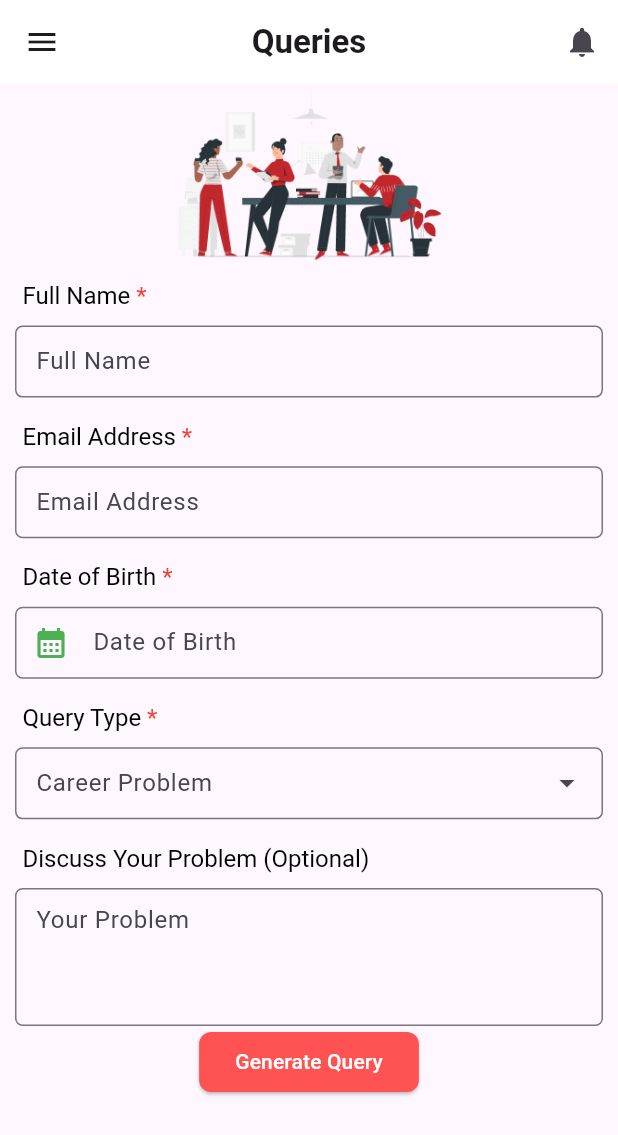
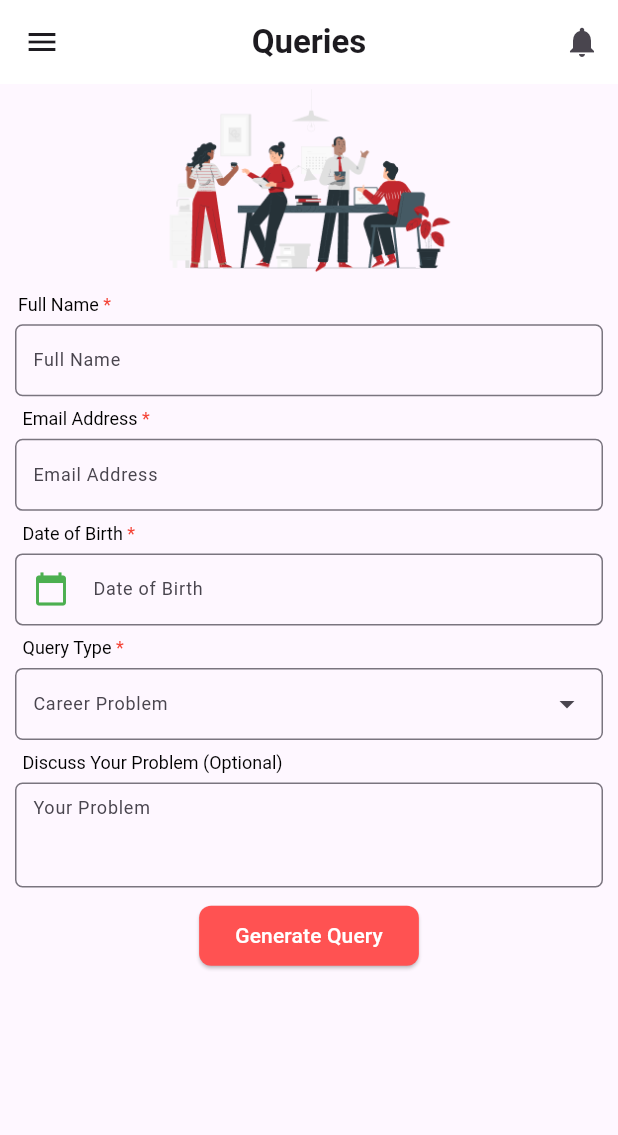
Before and after one commit to Lodhakhushi/CRTD_Hiremi, a Flutter app: the Queries screen opened directly, on a phone screen of 412 x 824 dp. Shown: the top 1135 px of the screen. Run offline on Flutter 3.47's test engine with Material 3 defaults, Android fonts, the phone set to English and light mode, and no system bars.

Commit message:
Queries, Settings screen Updated

```diff
--- a/lib/main.dart
+++ b/lib/main.dart
@@ -1,4 +1,5 @@
 import 'package:flutter/material.dart';
+import 'package:hiremi/screens/Applies.dart';
 import 'package:hiremi/screens/Help_Support.dart';
 import 'package:hiremi/screens/Queries.dart';
 import 'package:hiremi/screens/Settings.dart';
@@ -37,7 +38,7 @@ class MyApp extends StatelessWidget {
         colorScheme: ColorScheme.fromSeed(seedColor: Colors.deepPurple),
         useMaterial3: true,
       ),
-      home:HelpSupport()
+      home:Queries()
 
       //SettingsScreen()
     );
--- a/lib/screens/Queries.dart
+++ b/lib/screens/Queries.dart
@@ -38,56 +38,51 @@ class _QueriesState extends State<Queries> {
                 padding: EdgeInsets.all(screenHeight * 0.00),
                 child: Image.asset(
                   'assets/images/At the office-pana.png',
-                  height: screenHeight * 0.150,
+                  height: screenHeight * 0.160,
                 ),
-              )),
-              SizedBox(
-                height: screenHeight * 0.01,
               ),
+            ),
+            SizedBox(height: screenHeight * 0.01),
             Column(
               crossAxisAlignment: CrossAxisAlignment.start,
               children: [
                 Padding(
-                    padding: const EdgeInsets.symmetric(horizontal: 15.0),
+                  padding: const EdgeInsets.symmetric(horizontal: 12.0),
                   child: RichText(
                     text: TextSpan(
                       text: 'Full Name', // First part of the text
                       style: TextStyle(
                         color: Colors.black, // Style for the first part
-                          fontSize: 16.0,
+                        fontSize: 12.0, // Adjusted font size
                       ),
                       children: <TextSpan>[
                         TextSpan(
                           text: ' *', // Second part of the text
                           style: TextStyle(
                             color: Colors.red, // Style for the second part
-                              fontSize: 16.0,
+                            fontSize: 12.0, // Adjusted font size
                           ),
                         ),
                       ],
                     ),
                   ),
                 ),
-                  SizedBox(
-                    height: screenHeight * 0.01,
-                  ),
+                SizedBox(height: screenHeight * 0.005),
                 Padding(
                   padding: const EdgeInsets.fromLTRB(10.0, 2.0, 10.0, 0),
-                    // Adjusted padding to remove space between label and text field
                   child: TextFormField(
+                    style: TextStyle(fontSize: 12.0), // Adjusted font size
                     decoration: InputDecoration(
                       hintText: 'Full Name',
                       contentPadding: EdgeInsets.symmetric(
-                            vertical: 10.0, horizontal: 10.0),
+                          vertical: 8.0, horizontal: 8.0), // Adjust padding here
                       border: OutlineInputBorder(
                         borderRadius: BorderRadius.circular(5),
                       ),
                     ),
                   ),
                 ),
-                  SizedBox(
-                    height: screenHeight * 0.02,
-                  ),
+                SizedBox(height: screenHeight * 0.01),
                 Padding(
                   padding: const EdgeInsets.symmetric(horizontal: 15.0),
                   child: RichText(
@@ -95,40 +90,36 @@ class _QueriesState extends State<Queries> {
                       text: 'Email Address', // First part of the text
                       style: TextStyle(
                         color: Colors.black, // Style for the first part
-                          fontSize: 16.0,
+                        fontSize: 12.0, // Adjusted font size
                       ),
                       children: <TextSpan>[
                         TextSpan(
                           text: ' *', // Second part of the text
                           style: TextStyle(
                             color: Colors.red, // Style for the second part
-                              fontSize: 16.0,
+                            fontSize: 12.0, // Adjusted font size
                           ),
                         ),
                       ],
                     ),
                   ),
                 ),
-                  SizedBox(
-                    height: screenHeight * 0.01,
-                  ),
+                SizedBox(height: screenHeight * 0.005),
                 Padding(
                   padding: const EdgeInsets.fromLTRB(10.0, 2.0, 10.0, 0),
-                    // Adjusted padding to remove space between label and text field
                   child: TextFormField(
+                    style: TextStyle(fontSize: 12.0), // Adjusted font size
                     decoration: InputDecoration(
                       hintText: 'Email Address',
                       contentPadding: EdgeInsets.symmetric(
-                            vertical: 10.0, horizontal: 10.0),
+                          vertical: 8.0, horizontal: 8.0), // Adjust padding here
                       border: OutlineInputBorder(
                         borderRadius: BorderRadius.circular(5),
                       ),
                     ),
                   ),
                 ),
-                  SizedBox(
-                    height: screenHeight * 0.02,
-                  ),
+                SizedBox(height: screenHeight * 0.01),
                 Padding(
                   padding: const EdgeInsets.symmetric(horizontal: 15.0),
                   child: RichText(
@@ -136,44 +127,40 @@ class _QueriesState extends State<Queries> {
                       text: 'Date of Birth', // First part of the text
                       style: TextStyle(
                         color: Colors.black, // Style for the first part
-                          fontSize: 16.0,
+                        fontSize: 12.0, // Adjusted font size
                       ),
                       children: <TextSpan>[
                         TextSpan(
                           text: ' *', // Second part of the text
                           style: TextStyle(
                             color: Colors.red, // Style for the second part
-                              fontSize: 16.0,
+                            fontSize: 12.0, // Adjusted font size
                           ),
                         ),
                       ],
                     ),
                   ),
                 ),
-                  SizedBox(
-                    height: screenHeight * 0.01,
-                  ),
+                SizedBox(height: screenHeight * 0.005),
                 Padding(
                   padding: const EdgeInsets.fromLTRB(10.0, 2.0, 10.0, 0),
-                    // Adjusted padding to remove space between label and text field
                   child: TextFormField(
+                    style: TextStyle(fontSize: 12.0), // Adjusted font size
                     decoration: InputDecoration(
                       prefixIcon: Icon(
-                          Icons.calendar_month,
+                        Icons.calendar_today,
                         color: Colors.green,
                       ),
                       hintText: 'Date of Birth',
                       contentPadding: EdgeInsets.symmetric(
-                            vertical: 10.0, horizontal: 10.0),
+                          vertical: 8.0, horizontal: 8.0), // Adjust padding here
                       border: OutlineInputBorder(
                         borderRadius: BorderRadius.circular(5),
                       ),
                     ),
                   ),
                 ),
-                  SizedBox(
-                    height: screenHeight * 0.02,
-                  ),
+                SizedBox(height: screenHeight * 0.01),
                 Padding(
                   padding: const EdgeInsets.symmetric(horizontal: 15.0),
                   child: RichText(
@@ -181,77 +168,71 @@ class _QueriesState extends State<Queries> {
                       text: 'Query Type', // First part of the text
                       style: TextStyle(
                         color: Colors.black, // Style for the first part
-                          fontSize: 16.0,
+                        fontSize: 12.0, // Adjusted font size
                       ),
                       children: <TextSpan>[
                         TextSpan(
                           text: ' *', // Second part of the text
                           style: TextStyle(
                             color: Colors.red, // Style for the second part
-                              fontSize: 16.0,
+                            fontSize: 12.0, // Adjusted font size
                           ),
                         ),
                       ],
                     ),
                   ),
                 ),
-                  SizedBox(
-                    height: screenHeight * 0.01,
-                  ),
+                SizedBox(height: screenHeight * 0.005),
                 Padding(
                   padding: const EdgeInsets.fromLTRB(10.0, 2.0, 10.0, 0),
-                    // Adjusted padding to remove space between label and text field
                   child: TextFormField(
+                    style: TextStyle(fontSize: 12.0), // Adjusted font size
                     decoration: InputDecoration(
                       suffixIcon: Icon(Icons.arrow_drop_down),
                       hintText: 'Career Problem',
                       contentPadding: EdgeInsets.symmetric(
-                            vertical: 10.0, horizontal: 10.0),
+                          vertical: 8.0, horizontal: 8.0), // Adjust padding here
                       border: OutlineInputBorder(
                         borderRadius: BorderRadius.circular(5),
                       ),
                     ),
                   ),
                 ),
-                  SizedBox(
-                    height: screenHeight * 0.02,
-                  ),
+                SizedBox(height: screenHeight * 0.01),
                 Padding(
                   padding: const EdgeInsets.symmetric(horizontal: 15.0),
                   child: RichText(
                     text: TextSpan(
                       text: 'Discuss Your Problem (Optional)',
-                        // First part of the text
                       style: TextStyle(
-                          color: Colors.black, // Style for the first part
-                          fontSize: 16.0,
+                        color: Colors.black,
+                        fontSize: 12.0, // Adjusted font size
                       ),
                     ),
                   ),
                 ),
-                  SizedBox(
-                    height: screenHeight * 0.01,
-                  ),
+                SizedBox(height: screenHeight * 0.005),
                 Padding(
                   padding: const EdgeInsets.fromLTRB(10.0, 2.0, 10.0, 0),
-                    // Adjusted padding to remove space between label and text field
                   child: TextFormField(
                     maxLines: 3,
+                    style: TextStyle(fontSize: 12.0), // Adjusted font size
                     decoration: InputDecoration(
                       hintText: 'Your Problem',
                       contentPadding: EdgeInsets.symmetric(
-                            vertical: 10.0, horizontal: 10.0),
+                          vertical: 8.0, horizontal: 8.0), // Adjust padding here
                       border: OutlineInputBorder(
                         borderRadius: BorderRadius.circular(5),
                       ),
                     ),
                   ),
                 ),
+                SizedBox(height: screenHeight * 0.01),
                 Center(
                   child: ElevatedButton(
                     onPressed: () {},
                     style: ElevatedButton.styleFrom(
-                        backgroundColor: Colors.redAccent, // Background color
+                      backgroundColor: Colors.redAccent,
                       shape: RoundedRectangleBorder(
                         borderRadius: BorderRadius.circular(8.0),
                       ),
@@ -262,10 +243,12 @@ class _QueriesState extends State<Queries> {
                     ),
                   ),
                 ),
+                SizedBox(height: screenHeight * 0.02), // Adjusted bottom space
               ],
             ),
           ],
         ),
-        ));
+      ),
+    );
   }
 }
--- a/pubspec.yaml
+++ b/pubspec.yaml
@@ -67,6 +67,10 @@ flutter:
     - assets/images/Group 214 (2).png
     - assets/images/Group 33528.png
     - assets/images/At the office-pana.png
+    - assets/icons/Group 170.png
+    - assets/icons/Group 170 (1).png
+    - assets/icons/Group 170 (2).png
+    - assets/images/Empty-bro.png
   #   - images/a_dot_ham.jpeg
 
   # An image asset can refer to one or more resolution-specific "variants", see
```
Also changed, not shown: lib/screens/Applies.dart (added, +182 -0 lines), lib/screens/Settings.dart (+49 -10 lines), assets/icons/Group 170 (1).png (added), assets/icons/Group 170 (2).png (added), assets/icons/Group 170.png (added), assets/images/Empty-bro.png (added). Lines whose indentation alone changed are shown as unchanged.
